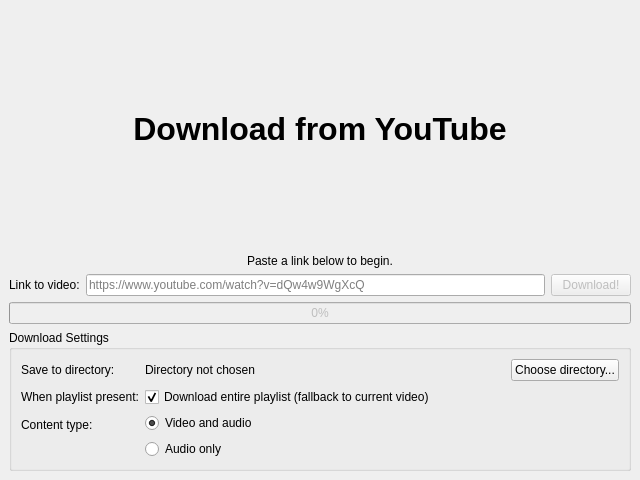
Before: the Qt Designer form apps/video_downloader.ui in Vad1mChK/Lab05MultiMedia, drawn with Qt 5.
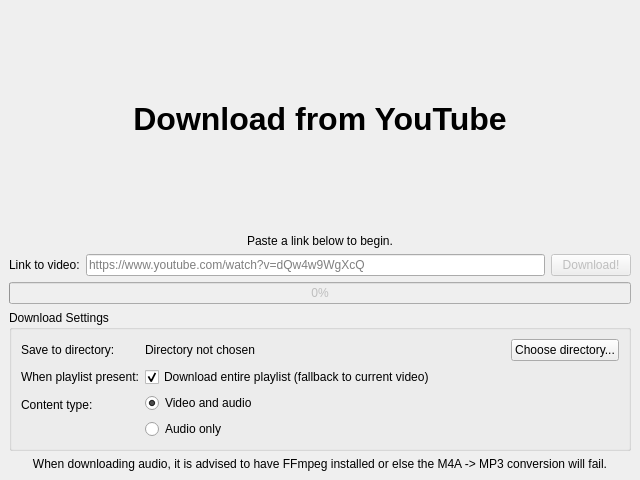
After: the same form once the commit is applied.

The edit to the form file:
```diff
--- a/apps/video_downloader.ui
+++ b/apps/video_downloader.ui
@@ -232,6 +232,16 @@
         </layout>
        </widget>
       </item>
+      <item>
+       <widget class="QLabel" name="label">
+        <property name="text">
+         <string>When downloading audio, it is advised to have FFmpeg installed or else the M4A -&gt; MP3 conversion will fail.</string>
+        </property>
+        <property name="alignment">
+         <set>Qt::AlignmentFlag::AlignCenter</set>
+        </property>
+       </widget>
+      </item>
      </layout>
     </item>
    </layout>
```
